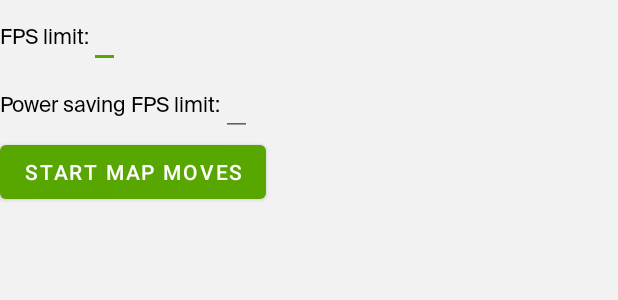
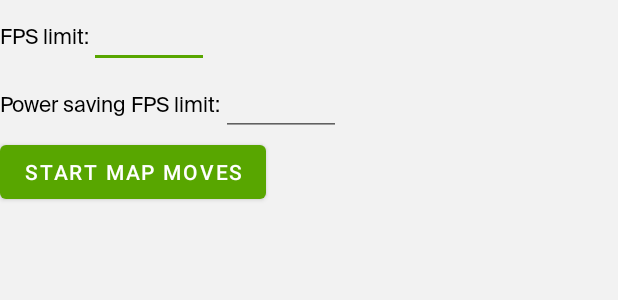
Before and after one commit to 2gis/mobile-sdk-android-demo, an Android app: the layout activity_map_fps_settings.xml on its own in the app's theme, with its tools: preview values and no code run, on a phone screen of 412 x 824 dp. Shown: the top 300 px of the screen. Run offline under Robolectric (Android 15) with nearby library versions, the phone set to English and light mode, and no system bars.

Commit message:
update styles

```diff
--- a/app/src/main/res/layout/activity_map_fps_settings.xml
+++ b/app/src/main/res/layout/activity_map_fps_settings.xml
@@ -15,10 +15,10 @@
             android:text="@string/max_fps_limit"/>
 
         <EditText
+            style="@style/EditText.Number.Int"
             android:id="@+id/maxFpsSetter"
             android:layout_width="wrap_content"
             android:layout_height="wrap_content"
-            android:inputType="number"
             android:importantForAutofill="no"
             tools:ignore="LabelFor" />
     </LinearLayout>
@@ -33,10 +33,10 @@
             android:text="@string/power_saving_fps_limit"/>
 
         <EditText
+            style="@style/EditText.Number.Int"
             android:id="@+id/powerSaveFpsSetter"
             android:layout_width="wrap_content"
             android:layout_height="wrap_content"
-            android:inputType="number"
             android:importantForAutofill="no"
             tools:ignore="LabelFor" />
     </LinearLayout>
--- /dev/null
+++ b/app/src/main/res/values-v26/styles.xml
@@ -0,0 +1,14 @@
+<?xml version="1.0" encoding="utf-8"?>
+<resources>
+
+    <style name="EditText.Number.Int">
+        <item name="android:inputType">number</item>
+        <item name="android:importantForAutofill">no</item>
+        <item name="android:autofillHints">no</item>
+    </style>
+    <style name="EditText.Number.Float">
+        <item name="android:inputType">numberDecimal</item>
+        <item name="android:importantForAutofill">no</item>
+        <item name="android:autofillHints">no</item>
+    </style>
+</resources>
--- a/app/src/main/res/values/styles.xml
+++ b/app/src/main/res/values/styles.xml
@@ -12,19 +12,24 @@
     <style name="SubheadMediumLeftBlack">
         <item name="android:fontFamily">@font/suisse_intl_medium</item>
         <item name="android:textStyle">normal</item>
-        <item name="android:textSize">11.5sp</item>
+        <item name="android:textSize">13.5sp</item>
         <item name="android:lineSpacingExtra">4.5sp</item>
         <item name="android:textColor">?android:attr/textColorPrimary</item>
+        <item name="android:paddingStart">24dp</item>
+        <item name="android:paddingEnd">24dp</item>
+        <item name="android:background">?android:attr/colorBackground</item>
+
     </style>
 
     <style name="SwitchItem" parent="Widget.MaterialComponents.CompoundButton.Switch">
-        <item name="android:enabled">false</item>
+        <item name="android:layout_marginStart">12dp</item>
+        <item name="android:enabled">true</item>
         <item name="android:textAppearance">@style/BodyRegularLeftBlack</item>
-        <item name="android:background">?android:attr/colorBackground</item>
         <item name="android:backgroundTint">?attr/colorSurface</item>
         <item name="showText">false</item>
         <item name="lineHeight">18dp</item>
         <item name="useMaterialThemeColors">false</item>
+
     </style>
 
     <style name="SwitchItem.Settings" parent="SwitchItem">
@@ -33,4 +38,15 @@
         <item name="android:enabled">false</item>
     </style>
 
+    <style name="EditText" parent="Widget.AppCompat.EditText">
+    </style>
+    <style name="EditText.Number">
+        <item name="android:width">80dp</item>
+    </style>
+    <style name="EditText.Number.Int">
+        <item name="android:inputType">number</item>
+    </style>
+    <style name="EditText.Number.Float">
+        <item name="android:inputType">numberDecimal</item>
+    </style>
 </resources>
```
